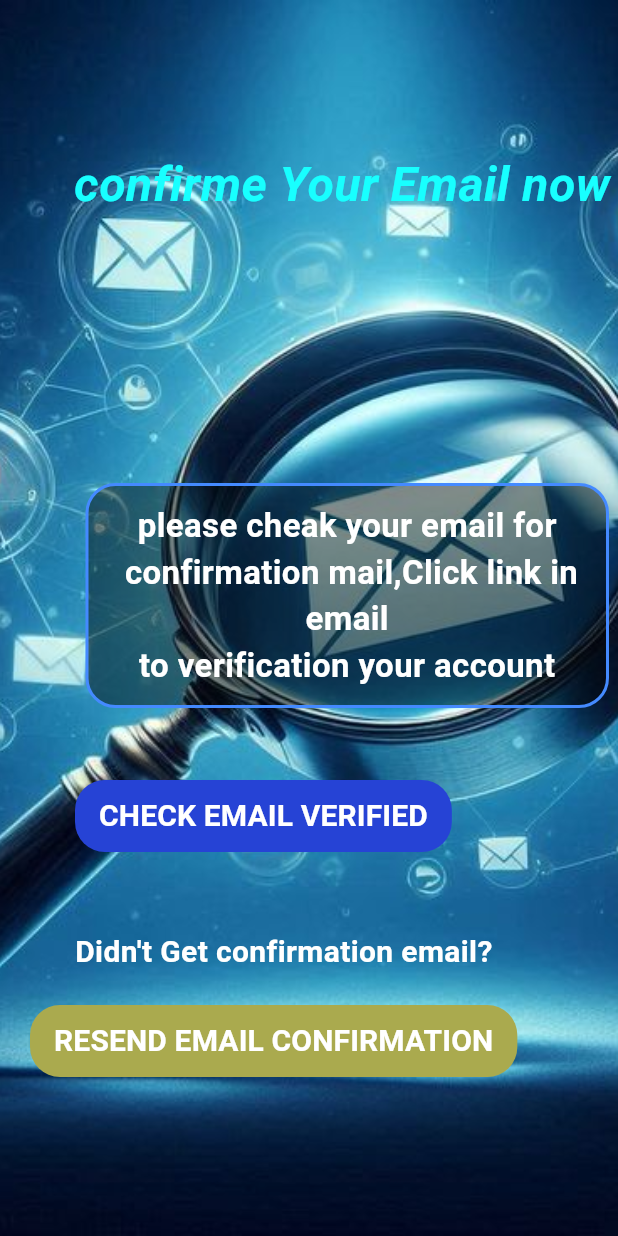
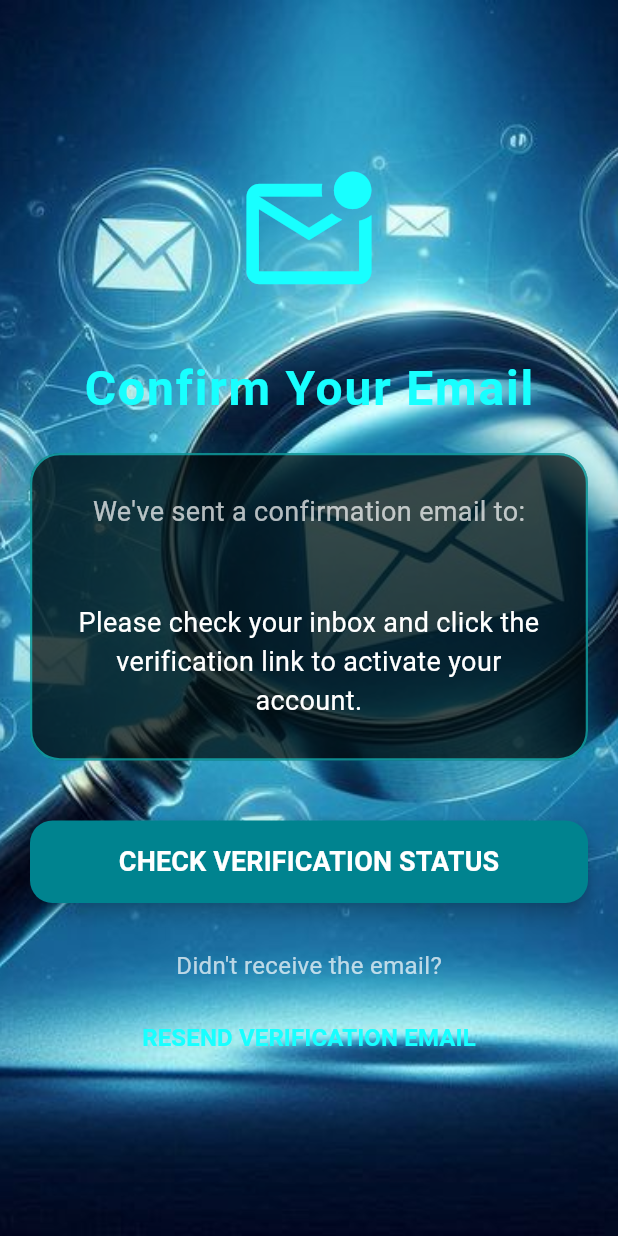
Before and after one commit to 0xPr0F3ss0r/Shop_online_app, a Flutter app: the SendEmailVerification screen opened directly, on a phone screen of 412 x 824 dp. Run offline on Flutter 3.47's test engine with Material 3 defaults, Android fonts, the light colour scheme and no system bars; our stand-ins replace cloud_firestore, curved_navigation_bar, firebase_auth, firebase_core, firebase_storage, flutter_credit_card and 8 more; missing offline and left inert: flutter_paypal, zego_uikit_prebuilt_live_streaming; accounts and stored records are empty.

Commit message:
update onboarding and send email verification screens

```diff
--- a/lib/main.dart
+++ b/lib/main.dart
@@ -52,7 +52,6 @@ class MyApp extends StatelessWidget {
         colorScheme: ColorScheme.fromSeed(seedColor: Colors.deepPurple),
         useMaterial3: true,
       ),
-
       getPages: routes,
     );
   }
--- a/lib/view/login/send_email_verification.dart
+++ b/lib/view/login/send_email_verification.dart
@@ -4,120 +4,169 @@ import 'package:live_app/controller/emailVerificationController.dart';
 import 'package:live_app/controller/singupcontroller.dart';
 
 class SendEmailVerification extends StatelessWidget {
-  final SendEmailVerificationController controller =
-      Get.put(SendEmailVerificationController());
+  final SendEmailVerificationController controller = Get.put(SendEmailVerificationController());
   final MySignupController signupController = Get.put(MySignupController());
 
   @override
   Widget build(BuildContext context) {
+    String email = signupController.email.text;
     return Scaffold(
       body: Stack(
         children: [
+          // Background with gradient overlay
           Container(
             decoration: const BoxDecoration(
-              color: Color.fromARGB(245, 82, 82, 84),
               image: DecorationImage(
                 image: AssetImage("assets/login/emailverif.jpg"),
                 fit: BoxFit.cover,
               ),
+
             ),
           ),
-          const Positioned(
-            top: 100,
-            right: 5,
-                child: Center(
-                  child: Text(
-                    "confirme Your Email now",
-                    textAlign: TextAlign.center,
+
+          // Content
+          Center(
+            child: SingleChildScrollView(
+              padding: const EdgeInsets.all(20),
+              child: Column(
+                mainAxisAlignment: MainAxisAlignment.center,
+                children: [
+                  // Email Icon Animation
+                  const Icon(
+                    Icons.mark_email_unread_outlined,
+                    size: 100,
+                    color: Colors.cyanAccent,
+                  ),
+                  const SizedBox(height: 30),
+
+                  // Title
+                  const Text(
+                    "Confirm Your Email",
                     style: TextStyle(
                       color: Colors.cyanAccent,
                       fontSize: 32,
                       fontWeight: FontWeight.bold,
-                      fontStyle: FontStyle.italic,
+                      letterSpacing: 1.2,
                     ),
                   ),
-                ),
+                  const SizedBox(height: 20),
 
-
-          ),
-          Positioned(
-            top: 320,
-            right: 4,
-            child: Center(
-              child: Padding(
-                padding: const EdgeInsets.all(2.0),
-                child: Container(
-                  height: 150,
-                  width: 349,
+                  // Instruction Card
+                  Container(
+                    width: double.infinity,
+                    padding: const EdgeInsets.all(25),
                     decoration: BoxDecoration(
-                      color: Colors.black45,
+                      color: Colors.black.withOpacity(0.7),
                       borderRadius: BorderRadius.circular(20),
                       border: Border.all(
-                        color: Colors.blueAccent,
-                        width: 2
-                      )
+                        color: Colors.cyanAccent.withOpacity(0.5),
+                        width: 1.5,
                       ),
-                  child: const Center(
-                    child: Text(
-                      "please cheak your email for\n confirmation mail,Click link in email \nto verification your account",
+                      boxShadow: [
+                        BoxShadow(
+                          color: Colors.cyan.withOpacity(0.2),
+                          blurRadius: 20,
+                          spreadRadius: 3,
+                        ),
+                      ],
+                    ),
+                    child: Column(
+                      children: [
+                         Text(
+                          "We've sent a confirmation email to:",
+                          style: TextStyle(
+                            color: Colors.white70,
+                            fontSize: 18,
+                          ),
+                        ),
+                        const SizedBox(height: 5),
+                        Text(
+                          email,
+                          style: const TextStyle(
+                            color: Colors.cyanAccent,
+                            fontSize: 16,
+                            fontWeight: FontWeight.bold,
+                          ),
+                        ),
+                        const SizedBox(height: 20),
+                        const Text(
+                          "Please check your inbox and click the verification link to activate your account.",
                           textAlign: TextAlign.center,
                           style: TextStyle(
                             color: Colors.white,
+                            fontSize: 18,
+                          ),
+                        ),
+                      ],
+                    ),
+                  ),
+                  const SizedBox(height: 40),
+
+                  // Check Verification Button
+                  SizedBox(
+                    width: double.infinity,
+                    height: 55,
+                    child: ElevatedButton(
+                      onPressed: () => controller.checkEmailVerified(context),
+                      style: ElevatedButton.styleFrom(
+                        backgroundColor: Colors.cyan[800],
+                        shape: RoundedRectangleBorder(
+                          borderRadius: BorderRadius.circular(15),
+                        ),
+                        elevation: 5,
+                      ),
+                      child: const Text(
+                        "CHECK VERIFICATION STATUS",
+                        style: TextStyle(
+                          fontSize: 18,
                           fontWeight: FontWeight.bold,
-                        fontSize: 22,
+                          color: Colors.white,
                         ),
                       ),
                     ),
                   ),
+                  const SizedBox(height: 30),
+
+                  // Resend Email Section
+                  Column(
+                    children: [
+                      const Text(
+                        "Didn't receive the email?",
+                        style: TextStyle(
+                          color: Colors.white70,
+                          fontSize: 16,
+                        ),
+                      ),
+                      const SizedBox(height: 10),
+                      TextButton(
+                        onPressed: () {
+                          signupController.sendemailverification();
+                          Get.snackbar(
+                            "Email Sent",
+                            "Verification email has been resent",
+                            snackPosition: SnackPosition.BOTTOM,
+                            backgroundColor: Colors.green,
+                            colorText: Colors.white,
+                          );
+                        },
+                        style: TextButton.styleFrom(
+                          padding: const EdgeInsets.symmetric(horizontal: 30, vertical: 15),
+                        ),
+                        child: const Text(
+                          "RESEND VERIFICATION EMAIL",
+                          style: TextStyle(
+                            fontSize: 16,
+                            fontWeight: FontWeight.bold,
+                            color: Colors.cyanAccent,
                           ),
                         ),
                       ),
-          Positioned(
-            top: 520,
-            left: 50,
-            child: Center(
-              child: Container(
-                decoration: BoxDecoration(
-                  color: Color.fromARGB(255, 38, 67, 213),
-                  borderRadius: BorderRadius.circular(20)
+                    ],
                   ),
-                child: MaterialButton(onPressed: () {
-                  controller.checkEmailVerified(context);
-                },child:Text("CHECK EMAIL VERIFIED",style: TextStyle(
-                  color: Colors.white,
-                  fontWeight: FontWeight.bold,
-                  fontSize: 20
-                  ),),),
-              )
-            )),
-          const Positioned(
-            top: 620,
-            left: 50,
-            child: Center(
-              child: Text("Didn't Get confirmation email?",textAlign: TextAlign.center,style: TextStyle(
-                color: Colors.white,
-                fontWeight: FontWeight.bold,
-                fontSize: 20
-                ),),
-            )),
-             Positioned(
-            top: 670,
-            left: 20,
-            child: Center(
-              child: Container(
-                decoration: BoxDecoration(
-                  color: const Color.fromARGB(255, 170, 170, 78),
-                  borderRadius: BorderRadius.circular(20)
+                ],
               ),
-                child: MaterialButton(onPressed: () {
-                  signupController.sendemailverification();
-                },child:Text("RESEND EMAIL CONFIRMATION",style: TextStyle(
-                  color: Colors.white,
-                  fontWeight: FontWeight.bold,
-                  fontSize: 20
-                  ),),),
-              )
-            )),
+            ),
+          ),
         ],
       ),
     );
--- a/pubspec.yaml
+++ b/pubspec.yaml
@@ -84,6 +84,9 @@ flutter:
     - assets/images/stream-offline.jpg
     - assets/images/stream.json
     - assets/images/nolive.json
+    - assets/onboarding/onboarding1.jpg
+    - assets/onboarding/onboarding2.jpg
+    - assets/onboarding/onboarding3.jpg
   # An image asset can refer to one or more resolution-specific "variants", see
   # https://flutter.dev/assets-and-images/#resolution-aware
 
```
Also changed, not shown: lib/view/onboarding/CustomSlider.dart (+115 -36 lines), lib/view/onboarding/firstpage.dart (+27 -32 lines), lib/view/onboarding/secondpage.dart (+27 -32 lines), lib/view/onboarding/thirdpage.dart (+27 -32 lines), assets/onboarding/onboarding1.JPG (added), assets/onboarding/onboarding2.JPG (added), assets/onboarding/onboarding3.JPG (added). Lines whose indentation alone changed are shown as unchanged.
